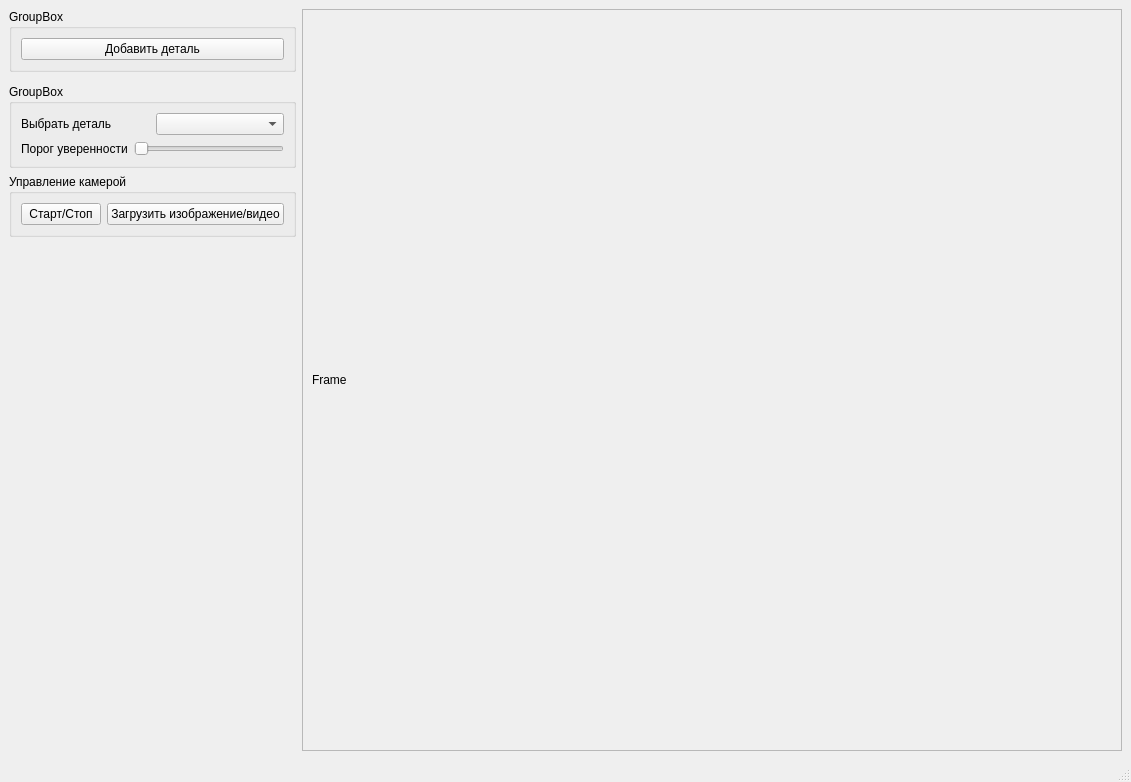
The window that gui/ui_mainwindow.ui (Stribunchick/LegoFinder) describes before a commit, drawn with Qt 5.
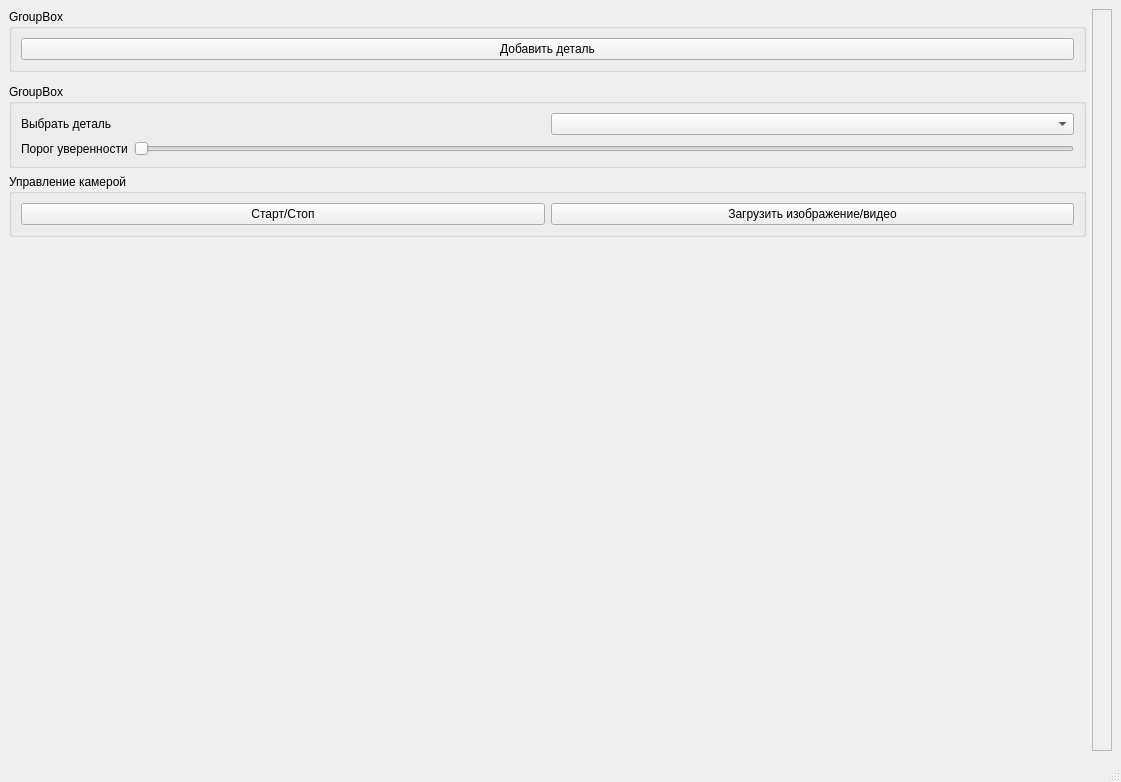
The same window after the commit.

```diff
--- a/gui/ui_mainwindow.ui
+++ b/gui/ui_mainwindow.ui
@@ -23,21 +23,7 @@
       <property name="frameShadow">
        <enum>QFrame::Shadow::Raised</enum>
       </property>
-      <layout class="QVBoxLayout" name="verticalLayout">
-       <item>
-        <widget class="QLabel" name="image_label">
-         <property name="minimumSize">
-          <size>
-           <width>800</width>
-           <height>600</height>
-          </size>
-         </property>
-         <property name="text">
-          <string>Frame</string>
-         </property>
-        </widget>
-       </item>
-      </layout>
+      <layout class="QVBoxLayout" name="verticalLayout"/>
      </widget>
     </item>
     <item row="4" column="0">
```
